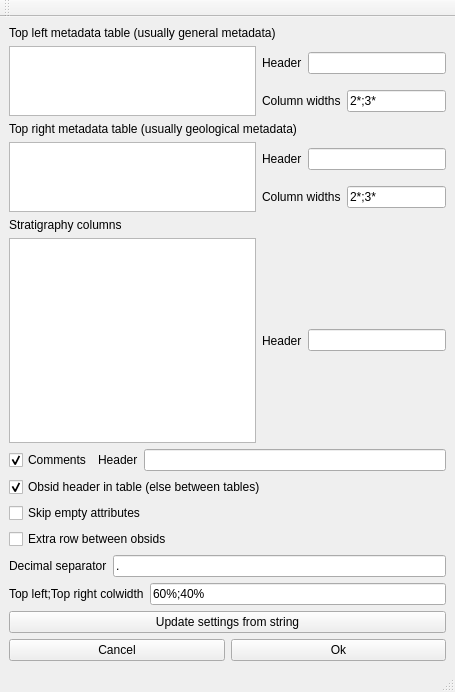
The window that ui/custom_drillreport.ui (jkall/qgis-midvatten-plugin) describes before a commit, drawn with Qt 5.
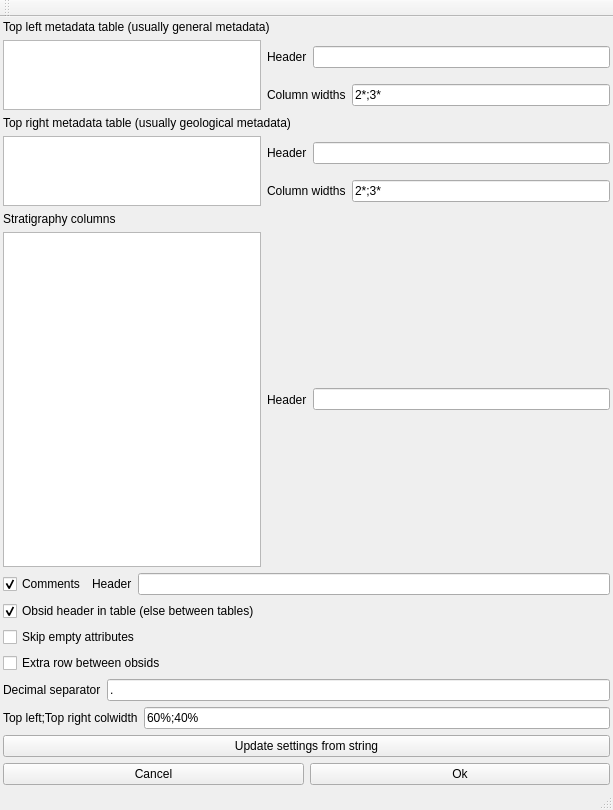
The same window after the commit.

Commit message: Fixes some gui margins issues.

Patch:
```diff
--- a/ui/custom_drillreport.ui
+++ b/ui/custom_drillreport.ui
@@ -6,8 +6,8 @@
    <rect>
     <x>0</x>
     <y>0</y>
-    <width>455</width>
-    <height>692</height>
+    <width>613</width>
+    <height>810</height>
    </rect>
   </property>
   <property name="windowTitle">
@@ -15,6 +15,18 @@
   </property>
   <widget class="QWidget" name="centralwidget">
    <layout class="QVBoxLayout" name="verticalLayout">
+    <property name="leftMargin">
+     <number>3</number>
+    </property>
+    <property name="topMargin">
+     <number>3</number>
+    </property>
+    <property name="rightMargin">
+     <number>3</number>
+    </property>
+    <property name="bottomMargin">
+     <number>3</number>
+    </property>
     <item>
      <layout class="QGridLayout" name="gridLayout">
       <item row="1" column="2" colspan="2">
```
Left out of the diff: 4 changed lines with no effect on the pictures. The commit also changes 15 other files.
